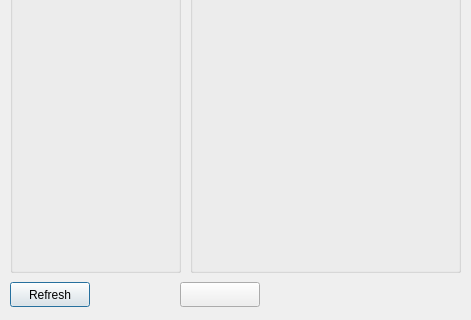
The window that ui/modules/mtbuniio.ui (kmzbrnoI/mtb-config-tool) describes before a commit, drawn with Qt 5; both pictures show x 0 to 471 and y 268 to 588 of the 471 by 588 pixel window.
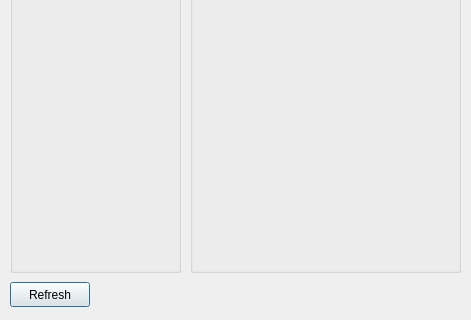
The same window after the commit.

Commit message: MTB-UNI IO: make refresh button work. #5

The edit to the form file:
```diff
--- a/ui/modules/mtbuniio.ui
+++ b/ui/modules/mtbuniio.ui
@@ -80,25 +80,6 @@
     <string>Refresh</string>
    </property>
   </widget>
-  <widget class="QPushButton" name="pushButton">
-   <property name="enabled">
-    <bool>true</bool>
-   </property>
-   <property name="geometry">
-    <rect>
-     <x>180</x>
-     <y>550</y>
-     <width>80</width>
-     <height>25</height>
-    </rect>
-   </property>
-   <property name="text">
-    <string/>
-   </property>
-   <property name="checkable">
-    <bool>false</bool>
-   </property>
-  </widget>
  </widget>
  <resources/>
  <connections/>
```
The commit also changes 5 other files.
